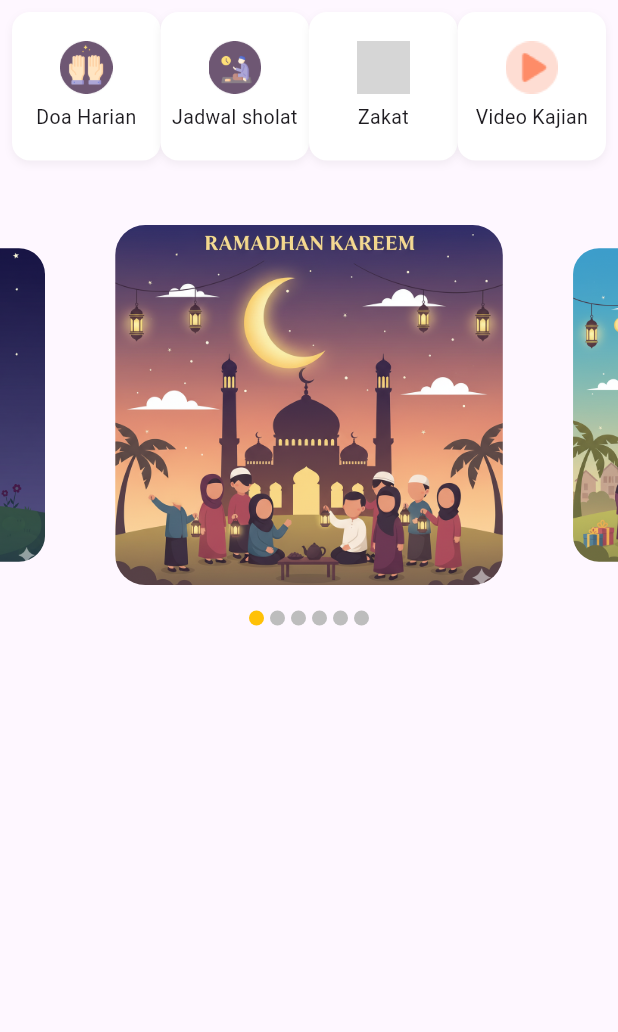
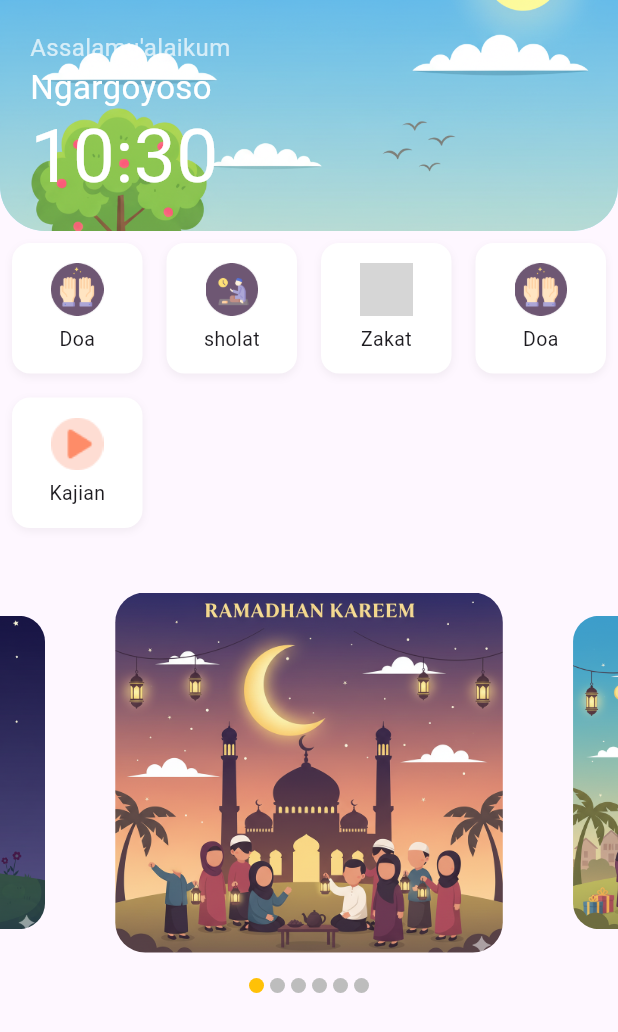
Before and after one commit to arkhamhelga/supperApp-Taqwa, a Flutter app: the screen it shows after launch, on a phone screen of 412 x 824 dp. Shown: the top 1032 px of the screen. Run offline on Flutter 3.47's test engine with Material 3 defaults, Android fonts, the phone set to English and light mode, and no system bars; drawn by our look-alikes of carousel_slider; our stand-ins replace geocoding, geolocator, permission_handler, shared_preferences; missing offline and left inert: string_similarity; Roboto replaces fonts that are missing (Poppins-Regular, PoppinsBold, PoppinsRegular); grey boxes are pictures that could not be loaded.

Commit message:
Membuat Menu Dasboard Islami

```diff
--- a/lib/pages/home_pages.dart
+++ b/lib/pages/home_pages.dart
@@ -33,9 +33,15 @@ class _HomePageState extends State<HomePage> {
   @override
   Widget build(BuildContext context) {
     return Scaffold(
-      body: SingleChildScrollView(
+      body: SafeArea(
+        child: SingleChildScrollView(
           child: Column(
             children: <Widget>[
+              //=========================================
+              //[MENU WAKTU SHOLAT BY LOKASI]
+              //=========================================
+              _buildHeroSection(),
+
               // ========================================
               //[MENU SECTION]
               // ========================================
@@ -47,19 +53,78 @@ class _HomePageState extends State<HomePage> {
             ],
           ),
         ),
+      ),
+    );
+  }
+
+  //=======================================
+  //[MENU HERO WIDGET]
+  //=======================================
+  Widget _buildHeroSection() {
+    return Stack(
+      clipBehavior: Clip.none,
+      children: [
+        Container(
+          width: double.infinity,
+          decoration: BoxDecoration(
+            color: Color(0xFFB3E5FC),
+            borderRadius: BorderRadius.only(
+              bottomRight: Radius.circular(30),
+              bottomLeft: Radius.circular(30),
+            ),
+            image: DecorationImage(image: AssetImage('assets/images/bg_afternoon.png'),
+            fit: BoxFit.cover
+            ),
+          ),
+          child: Padding(
+            padding: const EdgeInsets.symmetric(
+              horizontal: 20,
+              vertical: 20,
+            ),
+            child: Column(
+              crossAxisAlignment: CrossAxisAlignment.start,
+              mainAxisAlignment: MainAxisAlignment.center,
+              children: <Widget> [
+                Text('Assalamu\'alaikum',
+                style: TextStyle(
+                  fontFamily: 'PoppinsRegular',
+                  color: Colors.white70,
+                  fontSize: 16,
+                  ),
+                ),
+                Text('Ngargoyoso',
+                style: TextStyle(
+                  fontFamily: 'PoppinsSemiBold',
+                  fontSize: 22,
+                  color: Colors.white,
+                  ),
+                ),
+                Text(DateFormat('HH:mm').format(DateTime.now(),),
+                style: TextStyle(
+                  fontFamily: 'PoppinsBold',
+                  fontSize: 50,
+                  height: 1.2,
+                  color: Colors.white
+                ),),
+              ],
+            ),
+          ),
+        ),
+      ],
     );
   }
 
   //=======================================
   //[MENU GRID SECTION WIDGET]
   //=======================================
-  Widget _buidMenuItem(
-    String iconPath,
-    String title,
-    String roudname,
-  ) {
-    return InkWell(
-      onTap: () {},
+  Widget _buidMenuItem(String iconPath, String title, String roudname) {
+    return Material(
+      child: InkWell(
+        onTap: () {
+          Navigator.pushNamed(context, roudname);
+        },
+        borderRadius: BorderRadius.circular(15),
+        splashColor: Colors.amber.withOpacity(0.2),
         child: Container(
           decoration: BoxDecoration(
             color: Colors.white,
@@ -70,20 +135,19 @@ class _HomePageState extends State<HomePage> {
                 blurRadius: 4,
                 offset: const Offset(0, 2),
               ),
-          ]
+            ],
           ),
           child: Column(
             mainAxisAlignment: MainAxisAlignment.center,
             children: [
-            Image.asset(iconPath, width: 35,),
-            const SizedBox(height: 6,),
+              Image.asset(iconPath, width: 35),
+              const SizedBox(height: 6),
               Text(
                 title,
-            style: TextStyle(
-              fontFamily: 'Poppins-Regular',
-              fontSize: 13),
+                style: TextStyle(fontFamily: 'Poppins-Regular', fontSize: 13),
               ),
             ],
+          ),
         ),
       ),
     );
@@ -98,23 +162,35 @@ class _HomePageState extends State<HomePage> {
       child: GridView.count(
         crossAxisCount: 4,
         shrinkWrap: true,
+        mainAxisSpacing: 16,
+        crossAxisSpacing: 16,
         physics: const NeverScrollableScrollPhysics(),
         children: [
           _buidMenuItem(
             'assets/images/ic_menu_doa.png', //icon path
-          'Doa Harian', // title
-          'Doa'), //route name
+            'Doa', // title
+            'Doa',
+          ), //route name
           _buidMenuItem(
             'assets/images/ic_menu_jadwal_sholat.png', //icon path
-          'Jadwal sholat', //title
-          'Sholat'), //route name
+            'sholat', //title
+            'Sholat',
+          ), //route name
           _buidMenuItem(
             'assets/images/ic_menu_Zakat.png', //icon patch
             'Zakat', //title
-          'Zakat'), //route name
-          _buidMenuItem('assets/images/ic_play_video_kajian.png', //icon path
-          'Video Kajian', //title
-        'Kajian Islam'), //route name
+            'Zakat',
+          ), //route name
+          _buidMenuItem(
+            'assets/images/ic_menu_doa.png', //icon path
+            'Doa', // title
+            'Doa',
+          ), //route name
+          _buidMenuItem(
+            'assets/images/ic_play_video_kajian.png', //icon path
+            'Kajian', //title
+            'Kajian Islam',
+          ), //route name
         ],
       ),
     );
```
Also changed, not shown: 1 other file. Lines whose indentation alone changed are shown as unchanged.
